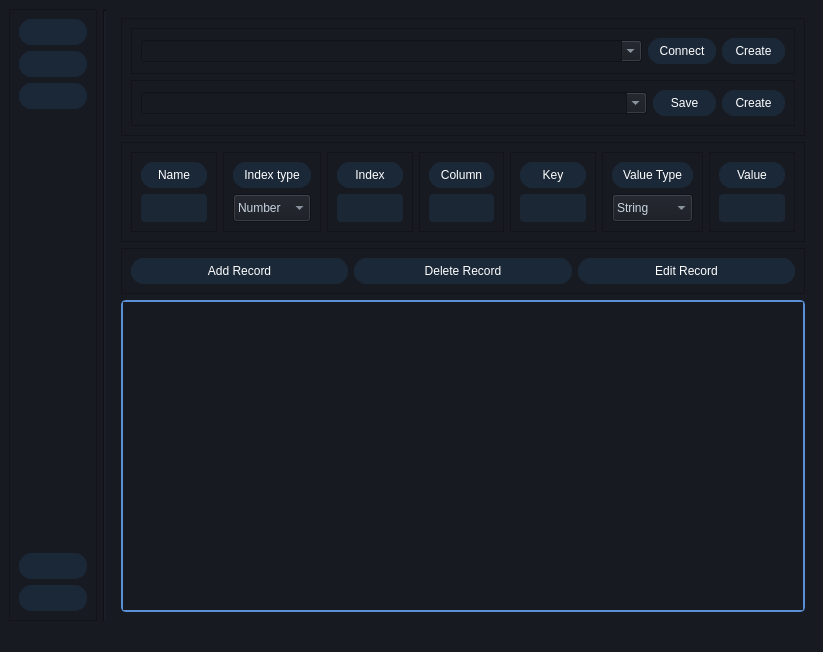
Before: the Qt Designer form UI/MainWindow_multiPage.ui in thatStrangeGuy/AutoDoc_Parser, drawn with Qt 5.
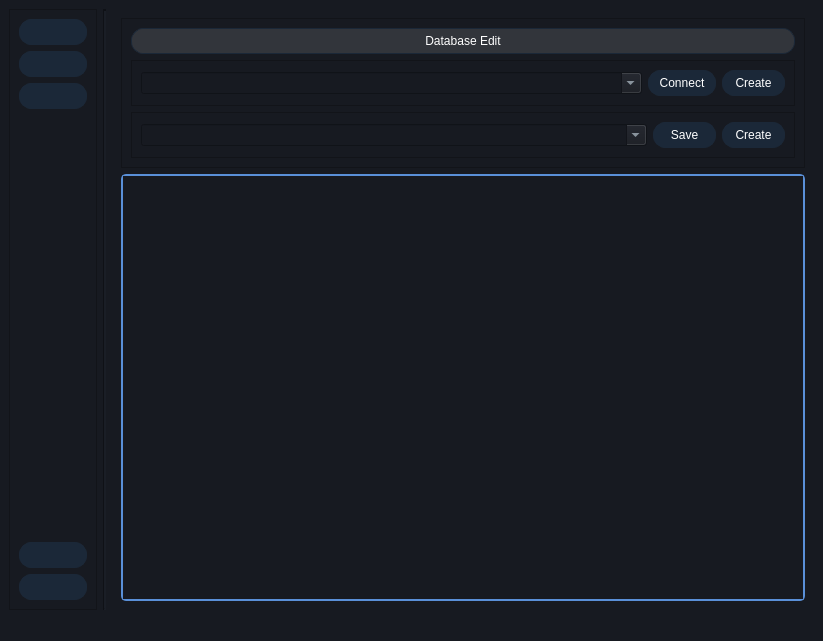
After: the same form once the commit is applied. The open tabs and pages were chosen to show the change. Icons and pictures are not drawn.

The edit to the form file:
```diff
--- a/UI/MainWindow_multiPage.ui
+++ b/UI/MainWindow_multiPage.ui
@@ -10,7 +10,7 @@
     <x>0</x>
     <y>0</y>
     <width>823</width>
-    <height>652</height>
+    <height>641</height>
    </rect>
   </property>
   <property name="windowTitle">
@@ -169,10 +169,10 @@
 </string>
   </property>
   <property name="toolButtonStyle">
-   <enum>Qt::ToolButtonTextUnderIcon</enum>
+   <enum>Qt::ToolButtonFollowStyle</enum>
   </property>
   <property name="documentMode">
-   <bool>false</bool>
+   <bool>true</bool>
   </property>
   <property name="tabShape">
    <enum>QTabWidget::Rounded</enum>
@@ -861,6 +861,29 @@
            <enum>QFrame::Raised</enum>
           </property>
           <layout class="QVBoxLayout" name="verticalLayout_10">
+           <item>
+            <widget class="QPushButton" name="databaseEdit_label">
+             <property name="enabled">
+              <bool>false</bool>
+             </property>
+             <property name="styleSheet">
+              <string notr="true">QPushButton {
+    background-color: rgba(255,255,255,30); /* Steam's Button Background Color */
+    color: #ffffff; /* White text for buttons */
+    border: 1px solid #1b2838;
+    border-radius: 12px;
+    padding: 5px 10px;
+}</string>
+             </property>
+             <property name="text">
+              <string>Database Edit</string>
+             </property>
+             <property name="icon">
+              <iconset resource="resources/icons.qrc">
+               <normaloff>:/file_open/icons/icons8-database-100.png</normaloff>:/file_open/icons/icons8-database-100.png</iconset>
+             </property>
+            </widget>
+           </item>
            <item>
             <widget class="QFrame" name="databaseBrowse_Frame_2">
              <property name="sizePolicy">
@@ -1000,442 +1023,6 @@
           </layout>
          </widget>
         </item>
-        <item>
-         <widget class="QFrame" name="frame_9">
-          <property name="sizePolicy">
-           <sizepolicy hsizetype="Preferred" vsizetype="Preferred">
-            <horstretch>0</horstretch>
-            <verstretch>2</verstretch>
-           </sizepolicy>
-          </property>
-          <property name="frameShape">
-           <enum>QFrame::StyledPanel</enum>
-          </property>
-          <property name="frameShadow">
-           <enum>QFrame::Raised</enum>
-          </property>
-          <layout class="QHBoxLayout" name="horizontalLayout_14">
-           <item>
-            <widget class="QFrame" name="frame_10">
-             <property name="sizePolicy">
-              <sizepolicy hsizetype="Preferred" vsizetype="Preferred">
-               <horstretch>2</horstretch>
-               <verstretch>0</verstretch>
-              </sizepolicy>
-             </property>
-             <property name="frameShape">
-              <enum>QFrame::StyledPanel</enum>
-             </property>
-             <property name="frameShadow">
-              <enum>QFrame::Raised</enum>
-             </property>
-             <layout class="QVBoxLayout" name="verticalLayout_14">
-              <item>
-               <widget class="QLabel" name="label_9">
-                <property name="sizePolicy">
-                 <sizepolicy hsizetype="Preferred" vsizetype="Preferred">
-                  <horstretch>0</horstretch>
-                  <verstretch>1</verstretch>
-                 </sizepolicy>
-                </property>
-                <property name="text">
-                 <string>Name</string>
-                </property>
-                <property name="textFormat">
-                 <enum>Qt::AutoText</enum>
-                </property>
-                <property name="alignment">
-                 <set>Qt::AlignCenter</set>
-                </property>
-               </widget>
-              </item>
-              <item>
-               <widget class="QLineEdit" name="lineEdit_6">
-                <property name="sizePolicy">
-                 <sizepolicy hsizetype="Preferred" vsizetype="Preferred">
-                  <horstretch>1</horstretch>
-                  <verstretch>2</verstretch>
-                 </sizepolicy>
-                </property>
-               </widget>
-              </item>
-             </layout>
-            </widget>
-           </item>
-           <item>
-            <widget class="QFrame" name="frame_11">
-             <property name="sizePolicy">
-              <sizepolicy hsizetype="Preferred" vsizetype="Preferred">
-               <horstretch>1</horstretch>
-               <verstretch>0</verstretch>
-              </sizepolicy>
-             </property>
-             <property name="frameShape">
-              <enum>QFrame::StyledPanel</enum>
-             </property>
-             <property name="frameShadow">
-              <enum>QFrame::Raised</enum>
-             </property>
-             <layout class="QVBoxLayout" name="verticalLayout_15">
-              <item>
-               <widget class="QLabel" name="label_10">
-                <property name="sizePolicy">
-                 <sizepolicy hsizetype="Preferred" vsizetype="Preferred">
-                  <horstretch>0</horstretch>
-                  <verstretch>1</verstretch>
-                 </sizepolicy>
-                </property>
-                <property name="text">
-                 <string>&lt;html&gt;&lt;head/&gt;&lt;body&gt;&lt;p&gt;&lt;span style=&quot; font-size:9pt;&quot;&gt;Index type&lt;/span&gt;&lt;/p&gt;&lt;/body&gt;&lt;/html&gt;</string>
-                </property>
-                <property name="textFormat">
-                 <enum>Qt::AutoText</enum>
-                </property>
-                <property name="alignment">
-                 <set>Qt::AlignCenter</set>
-                </property>
-               </widget>
-              </item>
-              <item>
-               <widget class="QComboBox" name="comboBox_4">
-                <property name="sizePolicy">
-                 <sizepolicy hsizetype="Preferred" vsizetype="Preferred">
-                  <horstretch>1</horstretch>
-                  <verstretch>2</verstretch>
-                 </sizepolicy>
-                </property>
-                <item>
-                 <property name="text">
-                  <string>Number</string>
-                 </property>
-                </item>
-                <item>
-                 <property name="text">
-                  <string>Array</string>
-                 </property>
-                </item>
-               </widget>
-              </item>
-             </layout>
-            </widget>
-           </item>
-           <item>
-            <widget class="QFrame" name="frame_12">
-             <property name="sizePolicy">
-              <sizepolicy hsizetype="Preferred" vsizetype="Preferred">
-               <horstretch>2</horstretch>
-               <verstretch>0</verstretch>
-              </sizepolicy>
-             </property>
-             <property name="frameShape">
-              <enum>QFrame::StyledPanel</enum>
-             </property>
-             <property name="frameShadow">
-              <enum>QFrame::Raised</enum>
-             </property>
-             <layout class="QVBoxLayout" name="verticalLayout_23">
-              <item>
-               <widget class="QLabel" name="label_11">
-                <property name="sizePolicy">
-                 <sizepolicy hsizetype="Preferred" vsizetype="Preferred">
-                  <horstretch>0</horstretch>
-                  <verstretch>1</verstretch>
-                 </sizepolicy>
-                </property>
-                <property name="text">
-                 <string>Index</string>
-                </property>
-                <property name="textFormat">
-                 <enum>Qt::AutoText</enum>
-                </property>
-                <property name="alignment">
-                 <set>Qt::AlignCenter</set>
-                </property>
-               </widget>
-              </item>
-              <item>
-               <widget class="QLineEdit" name="lineEdit_7">
-                <property name="sizePolicy">
-                 <sizepolicy hsizetype="Expanding" vsizetype="Preferred">
-                  <horstretch>1</horstretch>
-                  <verstretch>2</verstretch>
-                 </sizepolicy>
-                </property>
-               </widget>
-              </item>
-             </layout>
-            </widget>
-           </item>
-           <item>
-            <widget class="QFrame" name="frame_13">
-             <property name="sizePolicy">
-              <sizepolicy hsizetype="Preferred" vsizetype="Preferred">
-               <horstretch>2</horstretch>
-               <verstretch>0</verstretch>
-              </sizepolicy>
-             </property>
-             <property name="frameShape">
-              <enum>QFrame::StyledPanel</enum>
-             </property>
-             <property name="frameShadow">
-              <enum>QFrame::Raised</enum>
-             </property>
-             <layout class="QVBoxLayout" name="verticalLayout_24">
-              <item>
-               <widget class="QLabel" name="label_12">
-                <property name="sizePolicy">
-                 <sizepolicy hsizetype="Preferred" vsizetype="Preferred">
-                  <horstretch>0</horstretch>
-                  <verstretch>1</verstretch>
-                 </sizepolicy>
-                </property>
-                <property name="text">
-                 <string>Column</string>
-                </property>
-                <property name="textFormat">
-                 <enum>Qt::AutoText</enum>
-                </property>
-                <property name="alignment">
-                 <set>Qt::AlignCenter</set>
-                </property>
-               </widget>
-              </item>
-              <item>
-               <widget class="QLineEdit" name="lineEdit_8">
-                <property name="sizePolicy">
-                 <sizepolicy hsizetype="Expanding" vsizetype="Preferred">
-                  <horstretch>1</horstretch>
-                  <verstretch>2</verstretch>
-                 </sizepolicy>
-                </property>
-               </widget>
-              </item>
-             </layout>
-            </widget>
-           </item>
-           <item>
-            <widget class="QFrame" name="frame_14">
-             <property name="sizePolicy">
-              <sizepolicy hsizetype="Preferred" vsizetype="Preferred">
-               <horstretch>2</horstretch>
-               <verstretch>0</verstretch>
-              </sizepolicy>
-             </property>
-             <property name="frameShape">
-              <enum>QFrame::StyledPanel</enum>
-             </property>
-             <property name="frameShadow">
-              <enum>QFrame::Raised</enum>
-             </property>
-             <layout class="QVBoxLayout" name="verticalLayout_25">
-              <item>
-               <widget class="QLabel" name="label_13">
-                <property name="sizePolicy">
-                 <sizepolicy hsizetype="Preferred" vsizetype="Preferred">
-                  <horstretch>0</horstretch>
-                  <verstretch>1</verstretch>
-                 </sizepolicy>
-                </property>
-                <property name="text">
-                 <string>Key</string>
-                </property>
-                <property name="textFormat">
-                 <enum>Qt::AutoText</enum>
-                </property>
-                <property name="alignment">
-                 <set>Qt::AlignCenter</set>
-                </property>
-               </widget>
-              </item>
-              <item>
-               <widget class="QLineEdit" name="lineEdit_9">
-                <property name="sizePolicy">
-                 <sizepolicy hsizetype="Preferred" vsizetype="Preferred">
-                  <horstretch>1</horstretch>
-                  <verstretch>2</verstretch>
-                 </sizepolicy>
-                </property>
-               </widget>
-              </item>
-             </layout>
-            </widget>
-           </item>
-           <item>
-            <widget class="QFrame" name="frame_15">
-             <property name="sizePolicy">
-              <sizepolicy hsizetype="Preferred" vsizetype="Preferred">
-               <horstretch>1</horstretch>
-               <verstretch>0</verstretch>
-              </sizepolicy>
-             </property>
-             <property name="frameShape">
-              <enum>QFrame::StyledPanel</enum>
-             </property>
-             <property name="frameShadow">
-              <enum>QFrame::Raised</enum>
-             </property>
-             <layout class="QVBoxLayout" name="verticalLayout_26">
-              <item>
-               <widget class="QLabel" name="label_14">
-                <property name="sizePolicy">
-                 <sizepolicy hsizetype="Preferred" vsizetype="Preferred">
-                  <horstretch>0</horstretch>
-                  <verstretch>1</verstretch>
-                 </sizepolicy>
-                </property>
-                <property name="text">
-                 <string>Value Type</string>
-                </property>
-                <property name="textFormat">
-                 <enum>Qt::AutoText</enum>
-                </property>
-                <property name="alignment">
-                 <set>Qt::AlignCenter</set>
-                </property>
-               </widget>
-              </item>
-              <item>
-               <widget class="QComboBox" name="comboBox_5">
-                <property name="sizePolicy">
-                 <sizepolicy hsizetype="Preferred" vsizetype="Preferred">
-                  <horstretch>1</horstretch>
-                  <verstretch>2</verstretch>
-                 </sizepolicy>
-                </property>
-                <item>
-                 <property name="text">
-                  <string>String</string>
-                 </property>
-                </item>
-                <item>
-                 <property name="text">
-                  <string>Number</string>
-                 </property>
-                </item>
-               </widget>
-              </item>
-             </layout>
-            </widget>
-           </item>
-           <item>
-            <widget class="QFrame" name="frame_16">
-             <property name="sizePolicy">
-              <sizepolicy hsizetype="Preferred" vsizetype="Preferred">
-               <horstretch>2</horstretch>
-               <verstretch>0</verstretch>
-              </sizepolicy>
-             </property>
-             <property name="frameShape">
-              <enum>QFrame::StyledPanel</enum>
-             </property>
-             <property name="frameShadow">
-              <enum>QFrame::Raised</enum>
-             </property>
-             <layout class="QVBoxLayout" name="verticalLayout_27">
-              <item>
-               <widget class="QLabel" name="label_15">
-                <property name="sizePolicy">
-                 <sizepolicy hsizetype="Preferred" vsizetype="Preferred">
-                  <horstretch>0</horstretch>
-                  <verstretch>1</verstretch>
-                 </sizepolicy>
-                </property>
-                <property name="text">
-                 <string>Value</string>
-                </property>
-                <property name="textFormat">
-                 <enum>Qt::AutoText</enum>
-                </property>
-                <property name="alignment">
-                 <set>Qt::AlignCenter</set>
-                </property>
-               </widget>
-              </item>
-              <item>
-               <widget class="QLineEdit" name="lineEdit_10">
-                <property name="sizePolicy">
-                 <sizepolicy hsizetype="Preferred" vsizetype="Preferred">
-                  <horstretch>1</horstretch>
-                  <verstretch>2</verstretch>
-                 </sizepolicy>
-                </property>
-               </widget>
-              </item>
-             </layout>
-            </widget>
-           </item>
-          </layout>
-         </widget>
-        </item>
-        <item>
-         <widget class="QFrame" name="frame">
-          <property name="sizePolicy">
-           <sizepolicy hsizetype="Preferred" vsizetype="Preferred">
-            <horstretch>0</horstretch>
-            <verstretch>1</verstretch>
-           </sizepolicy>
-          </property>
-          <property name="frameShape">
-           <enum>QFrame::StyledPanel</enum>
-          </property>
-          <property name="frameShadow">
-           <enum>QFrame::Raised</enum>
-          </property>
-          <layout class="QHBoxLayout" name="horizontalLayout_4">
-           <item>
-            <widget class="QPushButton" name="pushButton">
-             <property name="text">
-              <string>Add Record</string>
-             </property>
-             <property name="icon">
-              <iconset resource="resources/icons.qrc">
-               <normaloff>:/file_open/icons/icons8-add-100.png</normaloff>:/file_open/icons/icons8-add-100.png</iconset>
-             </property>
-             <property name="iconSize">
-              <size>
-               <width>20</width>
-               <height>20</height>
-              </size>
-             </property>
-            </widget>
-           </item>
-           <item>
-            <widget class="QPushButton" name="pushButton_3">
-             <property name="text">
-              <string>Delete Record</string>
-             </property>
-             <property name="icon">
-              <iconset resource="resources/icons.qrc">
-               <normaloff>:/file_open/icons/icons8-delete-100.png</normaloff>:/file_open/icons/icons8-delete-100.png</iconset>
-             </property>
-             <property name="iconSize">
-              <size>
-               <width>20</width>
-               <height>20</height>
-              </size>
-             </property>
-            </widget>
-           </item>
-           <item>
-            <widget class="QPushButton" name="pushButton_2">
-             <property name="text">
-              <string>Edit Record</string>
-             </property>
-             <property name="icon">
-              <iconset resource="resources/icons.qrc">
-               <normaloff>:/file_open/icons/icons8-edit-100.png</normaloff>:/file_open/icons/icons8-edit-100.png</iconset>
-             </property>
-             <property name="iconSize">
-              <size>
-               <width>20</width>
-               <height>20</height>
-              </size>
-             </property>
-            </widget>
-           </item>
-          </layout>
-         </widget>
-        </item>
         <item>
          <widget class="QScrollArea" name="scrollArea">
           <property name="sizePolicy">
@@ -1507,10 +1094,14 @@
              <x>0</x>
              <y>0</y>
              <width>680</width>
-             <height>273</height>
+             <height>396</height>
             </rect>
            </property>
-           <layout class="QVBoxLayout" name="verticalLayout_12"/>
+           <layout class="QVBoxLayout" name="verticalLayout_22">
+            <item>
+             <layout class="QVBoxLayout" name="databaseRecords_layout"/>
+            </item>
+           </layout>
           </widget>
          </widget>
         </item>
@@ -1897,7 +1488,343 @@
         </item>
        </layout>
       </widget>
-      <widget class="QWidget" name="configEdit_Page"/>
+      <widget class="QWidget" name="configEdit_Page">
+       <layout class="QVBoxLayout" name="verticalLayout_15">
+        <property name="sizeConstraint">
+         <enum>QLayout::SetDefaultConstraint</enum>
+        </property>
+        <item>
+         <widget class="QFrame" name="frame">
+          <property name="maximumSize">
+           <size>
+            <width>16777215</width>
+            <height>100</height>
+           </size>
+          </property>
+          <property name="frameShape">
+           <enum>QFrame::StyledPanel</enum>
+          </property>
+          <property name="frameShadow">
+           <enum>QFrame::Raised</enum>
+          </property>
+          <layout class="QVBoxLayout" name="verticalLayout_14">
+           <item>
+            <widget class="QPushButton" name="defaultDatabaseTypeName_label">
+             <property name="enabled">
+              <bool>false</bool>
+             </property>
+             <property name="styleSheet">
+              <string notr="true">QPushButton {
+    background-color: rgba(255,255,255,30); /* Steam's Button Background Color */
+    color: #ffffff; /* White text for buttons */
+    border: 1px solid #1b2838;
+    border-radius: 12px;
+    padding: 5px 10px;
+}</string>
+             </property>
+             <property name="text">
+              <string>Database Type</string>
+             </property>
+             <property name="icon">
+              <iconset resource="resources/icons.qrc">
+               <normaloff>:/file_open/icons/icons8-sql-90.png</normaloff>:/file_open/icons/icons8-sql-90.png</iconset>
+             </property>
+            </widget>
+           </item>
+           <item>
+            <widget class="QComboBox" name="defaultDatabaseTypeConfig_ComboBox">
+             <property name="sizePolicy">
+              <sizepolicy hsizetype="Preferred" vsizetype="Fixed">
+               <horstretch>8</horstretch>
+               <verstretch>0</verstretch>
+              </sizepolicy>
+             </property>
+             <property name="editable">
+              <bool>false</bool>
+             </property>
+             <property name="currentText">
+              <string>sqlite3</string>
+             </property>
+             <property name="currentIndex">
+              <number>0</number>
+             </property>
+             <property name="placeholderText">
+              <string>Choose a DataBase, then click connect</string>
+             </property>
+             <item>
+              <property name="text">
+               <string>sqlite3</string>
+              </property>
+             </item>
+            </widget>
+           </item>
+          </layout>
+         </widget>
+        </item>
+        <item>
+         <widget class="Line" name="line_9">
+          <property name="frameShadow">
+           <enum>QFrame::Raised</enum>
+          </property>
+          <property name="lineWidth">
+           <number>20</number>
+          </property>
+          <property name="midLineWidth">
+           <number>1</number>
+          </property>
+          <property name="orientation">
+           <enum>Qt::Horizontal</enum>
+          </property>
+         </widget>
+        </item>
+        <item>
+         <widget class="QFrame" name="defaultDatabase_mainframe">
+          <property name="maximumSize">
+           <size>
+            <width>16777215</width>
+            <height>100</height>
+           </size>
+          </property>
+          <property name="frameShape">
+           <enum>QFrame::StyledPanel</enum>
+          </property>
+          <property name="frameShadow">
+           <enum>QFrame::Raised</enum>
+          </property>
+          <layout class="QVBoxLayout" name="verticalLayout_12">
+           <item>
+            <widget class="QPushButton" name="defaultDatabaseName_label">
+             <property name="enabled">
+              <bool>false</bool>
+             </property>
+             <property name="styleSheet">
+              <string notr="true">QPushButton {
+    background-color: rgba(255,255,255,30); /* Steam's Button Background Color */
+    color: #ffffff; /* White text for buttons */
+    border: 1px solid #1b2838;
+    border-radius: 12px;
+    padding: 5px 10px;
+}</string>
+             </property>
+             <property name="text">
+              <string>Default Database</string>
+             </property>
+             <property name="icon">
+              <iconset resource="resources/icons.qrc">
+               <normaloff>:/file_open/icons/icons8-database-100.png</normaloff>:/file_open/icons/icons8-database-100.png</iconset>
+             </property>
+            </widget>
+           </item>
+           <item>
+            <widget class="QFrame" name="defaultDatabaseChoice_frame">
+             <property name="frameShape">
+              <enum>QFrame::StyledPanel</enum>
+             </property>
+             <property name="frameShadow">
+              <enum>QFrame::Raised</enum>
+             </property>
+             <layout class="QHBoxLayout" name="horizontalLayout_4">
+              <item>
+               <widget class="QComboBox" name="defaultDatabaseConfig_ComboBox">
+                <property name="sizePolicy">
+                 <sizepolicy hsizetype="Preferred" vsizetype="Fixed">
+                  <horstretch>8</horstretch>
+                  <verstretch>0</verstretch>
+                 </sizepolicy>
+                </property>
+                <property name="editable">
+                 <bool>true</bool>
+                </property>
+                <property name="placeholderText">
+                 <string>Choose a DataBase, then click connect</string>
+                </property>
+               </widget>
+              </item>
+              <item>
+               <widget class="QPushButton" name="defaultDatabaseCreate_Button">
+                <property name="sizePolicy">
+                 <sizepolicy hsizetype="Preferred" vsizetype="Fixed">
+                  <horstretch>2</horstretch>
+                  <verstretch>0</verstretch>
+                 </sizepolicy>
+                </property>
+                <property name="text">
+                 <string>Create</string>
+                </property>
+                <property name="icon">
+                 <iconset resource="resources/icons.qrc">
+                  <normaloff>:/file_open/icons/icons8-add-database-100.png</normaloff>:/file_open/icons/icons8-add-database-100.png</iconset>
+                </property>
+               </widget>
+              </item>
+             </layout>
+            </widget>
+           </item>
+          </layout>
+         </widget>
+        </item>
+        <item>
+         <widget class="Line" name="line_8">
+          <property name="frameShadow">
+           <enum>QFrame::Raised</enum>
+          </property>
+          <property name="lineWidth">
+           <number>20</number>
+          </property>
+          <property name="midLineWidth">
+           <number>1</number>
+          </property>
+          <property name="orientation">
+           <enum>Qt::Horizontal</enum>
+          </property>
+         </widget>
+        </item>
+        <item>
+         <widget class="QFrame" name="defaultDatabaseCon_MainFrame">
+          <property name="maximumSize">
+           <size>
+            <width>16777215</width>
+            <height>16777215</height>
+           </size>
+          </property>
+          <property name="frameShape">
+           <enum>QFrame::StyledPanel</enum>
+          </property>
+          <property name="frameShadow">
+           <enum>QFrame::Raised</enum>
+          </property>
+          <layout class="QVBoxLayout" name="verticalLayout_17">
+           <item>
+            <widget class="QPushButton" name="defaultDatabaseConString_label_2">
+             <property name="enabled">
+              <bool>false</bool>
+             </property>
+             <property name="styleSheet">
+              <string notr="true">QPushButton {
+    background-color: rgba(255,255,255,30); /* Steam's Button Background Color */
+    color: #ffffff; /* White text for buttons */
+    border: 1px solid #1b2838;
+    border-radius: 12px;
+    padding: 5px 10px;
+}</string>
+             </property>
+             <property name="text">
+              <string>Connection String</string>
+             </property>
+             <property name="icon">
+              <iconset resource="resources/icons.qrc">
+               <normaloff>:/file_open/icons/icons8-connection-100.png</normaloff>:/file_open/icons/icons8-connection-100.png</iconset>
+             </property>
+            </widget>
+           </item>
+           <item>
+            <widget class="QPushButton" name="defaultDatabaseConStringGen_Button">
+             <property name="sizePolicy">
+              <sizepolicy hsizetype="Preferred" vsizetype="Fixed">
+               <horstretch>2</horstretch>
+               <verstretch>0</verstretch>
+              </sizepolicy>
+             </property>
+             <property name="text">
+              <string>Generate Connection String</string>
+             </property>
+             <property name="icon">
+              <iconset resource="resources/icons.qrc">
+               <normaloff>:/file_open/icons/icons8-mechanistic-analysis-100.png</normaloff>:/file_open/icons/icons8-mechanistic-analysis-100.png</iconset>
+             </property>
+            </widget>
+           </item>
+           <item>
+            <widget class="QFrame" name="defaultDatabaseCon_frame_2">
+             <property name="frameShape">
+              <enum>QFrame::StyledPanel</enum>
+             </property>
+             <property name="frameShadow">
+              <enum>QFrame::Raised</enum>
+             </property>
+             <layout class="QHBoxLayout" name="horizontalLayout_14">
+              <item>
+               <widget class="QLineEdit" name="defaultDatabaseConString_lineEdit_2">
+                <property name="sizePolicy">
+                 <sizepolicy hsizetype="Expanding" vsizetype="Fixed">
+                  <horstretch>8</horstretch>
+                  <verstretch>0</verstretch>
+                 </sizepolicy>
+                </property>
+               </widget>
+              </item>
+              <item>
+               <widget class="QPushButton" name="defaultDatabaseConTest_Button_2">
+                <property name="sizePolicy">
+                 <sizepolicy hsizetype="Preferred" vsizetype="Fixed">
+                  <horstretch>2</horstretch>
+                  <verstretch>0</verstretch>
+                 </sizepolicy>
+                </property>
+                <property name="text">
+                 <string>Test</string>
+                </property>
+                <property name="icon">
+                 <iconset resource="resources/icons.qrc">
+                  <normaloff>:/file_open/icons/icons8-wrench-100.png</normaloff>:/file_open/icons/icons8-wrench-100.png</iconset>
+                </property>
+               </widget>
+              </item>
+             </layout>
+            </widget>
+           </item>
+          </layout>
+         </widget>
+        </item>
+        <item>
+         <widget class="QPushButton" name="defaultDatabaseConSave_Button">
+          <property name="sizePolicy">
+           <sizepolicy hsizetype="Preferred" vsizetype="Fixed">
+            <horstretch>2</horstretch>
+            <verstretch>0</verstretch>
+           </sizepolicy>
+          </property>
+          <property name="styleSheet">
+           <string notr="true">QPushButton {
+    background-color: #2C8F05; /* Steam's Button Background Color */
+    color: #ffffff; /* White text for buttons */
+    border: 1px solid #1b2838;
+    border-radius: 12px;
+    padding: 5px 10px;
+}
+
+QPushButton:hover {
+    background-color: #4B982C; /* Darker shade on hover */
+}
+
+QPushButton:pressed {
+    background-color: #216407; /* Darker shade when pressed */
+}</string>
+          </property>
+          <property name="text">
+           <string>Save Config</string>
+          </property>
+          <property name="icon">
+           <iconset resource="resources/icons.qrc">
+            <normaloff>:/file_open/icons/icons8-save-100.png</normaloff>:/file_open/icons/icons8-save-100.png</iconset>
+          </property>
+         </widget>
+        </item>
+        <item>
+         <spacer name="verticalSpacer_3">
+          <property name="orientation">
+           <enum>Qt::Vertical</enum>
+          </property>
+          <property name="sizeHint" stdset="0">
+           <size>
+            <width>20</width>
+            <height>40</height>
+           </size>
+          </property>
+         </spacer>
+        </item>
+       </layout>
+      </widget>
      </widget>
     </item>
    </layout>
```
Left out of the diff: 11 changed lines with no effect on the pictures.
